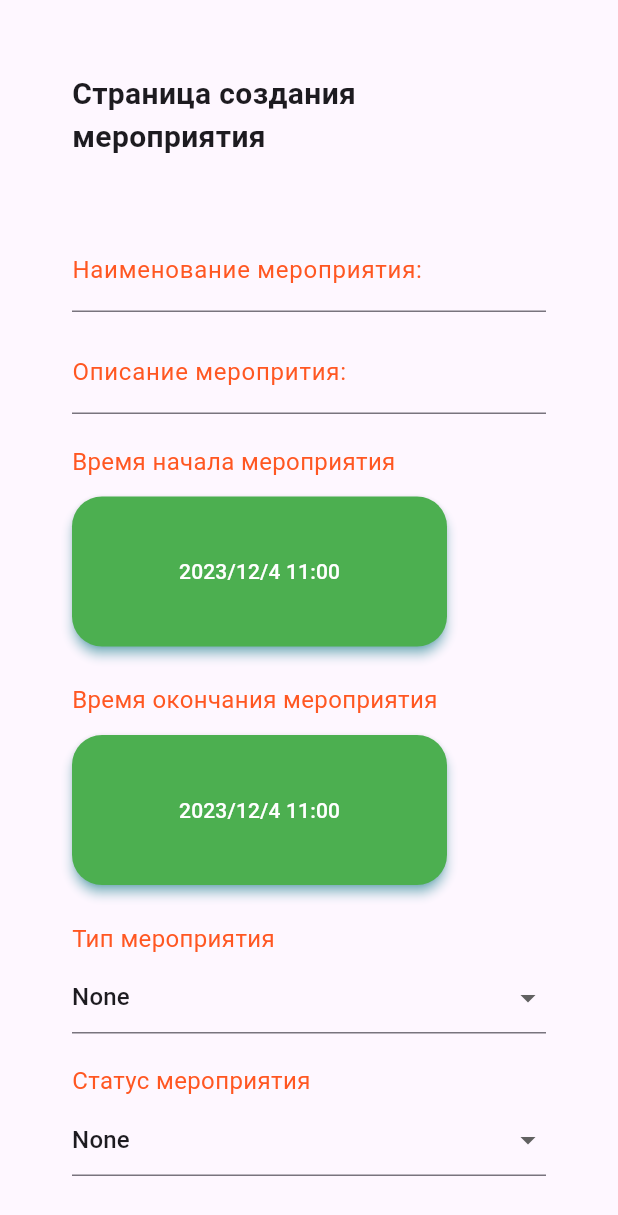
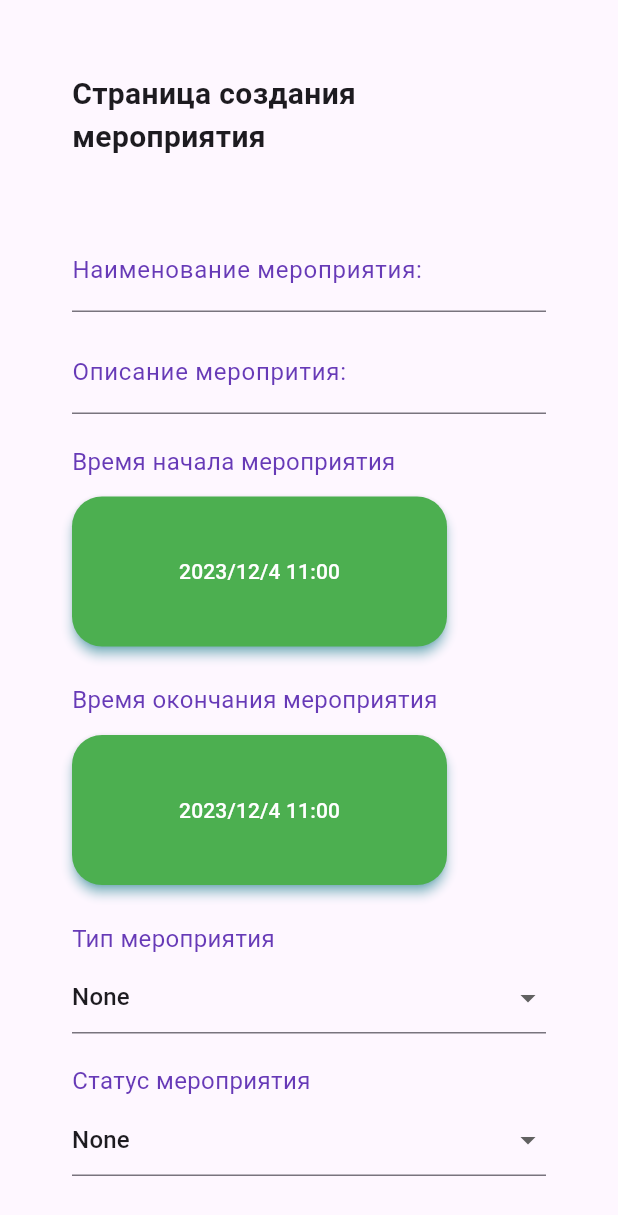
Before and after one commit to Tigeroff2002/ToDoCalendarClient, a Flutter app: the EventPlaceholderWidget widget shown alone on an empty page, opened directly, on a phone screen of 412 x 824 dp. Shown: the top 1215 px of the screen. Run offline on Flutter 3.47's test engine with Material 3 defaults, Android fonts, the light colour scheme and no system bars; our stand-ins replace shared_preferences, syncfusion_flutter_calendar; accounts and stored records are empty; network calls fail.

Commit message:
add arrows back and change input labels color

```diff
--- a/lib/add_widgets/EventPlaceholderWidget.dart
+++ b/lib/add_widgets/EventPlaceholderWidget.dart
@@ -282,7 +282,7 @@ class EventPlaceholderState extends State<EventPlaceholderWidget> {
                 decoration: InputDecoration(
                   labelText: 'Наименование мероприятия:',
                     labelStyle: TextStyle(
-                        color: Colors.deepOrange
+                        color: Colors.deepPurple
                     ),
                     errorText: !isCaptionValidated
                         ? 'Название мероприятия не может быть пустым'
@@ -296,7 +296,7 @@ class EventPlaceholderState extends State<EventPlaceholderWidget> {
                 decoration: InputDecoration(
                   labelText: 'Описание меропрития:',
                     labelStyle: TextStyle(
-                        color: Colors.deepOrange
+                        color: Colors.deepPurple
                     ),
                     errorText: !isDescriptionValidated
                         ? 'Описание мероприятия не может быть пустым'
@@ -306,7 +306,7 @@ class EventPlaceholderState extends State<EventPlaceholderWidget> {
               SizedBox(height: 20.0),
               Text(
                 'Время начала мероприятия',
-                style: TextStyle(fontSize: 16, color: Colors.deepOrange),
+                style: TextStyle(fontSize: 16, color: Colors.deepPurple),
               ),
               SizedBox(height: 12.0),
               ElevatedButton(
@@ -344,7 +344,7 @@ class EventPlaceholderState extends State<EventPlaceholderWidget> {
               SizedBox(height: 24.0),
               Text(
                 'Время окончания мероприятия',
-                style: TextStyle(fontSize: 16, color: Colors.deepOrange),
+                style: TextStyle(fontSize: 16, color: Colors.deepPurple),
               ),
               SizedBox(height: 12.0),
               TextButton(
@@ -392,13 +392,13 @@ class EventPlaceholderState extends State<EventPlaceholderWidget> {
               SizedBox(height: 24.0),
               Text(
                 'Тип мероприятия',
-                style: TextStyle(fontSize: 16, color: Colors.deepOrange),
+                style: TextStyle(fontSize: 16, color: Colors.deepPurple),
               ),
               SizedBox(height: 4.0),
               DropdownButtonFormField(
                   value: selectedEventType,
                   decoration: InputDecoration(
-                    labelStyle: TextStyle(fontSize: 16, color: Colors.deepOrange)
+                    labelStyle: TextStyle(fontSize: 16, color: Colors.deepPurple)
                   ),
                   items: eventTypes.map((String type){
                     return DropdownMenuItem(
@@ -413,7 +413,7 @@ class EventPlaceholderState extends State<EventPlaceholderWidget> {
               SizedBox(height: 20.0),
               Text(
                 'Статус мероприятия',
-                style: TextStyle(fontSize: 16, color: Colors.deepOrange),
+                style: TextStyle(fontSize: 16, color: Colors.deepPurple),
               ),
               SizedBox(height: 4.0),
               DropdownButtonFormField(
--- a/lib/add_widgets/GroupPlaceholderWidget.dart
+++ b/lib/add_widgets/GroupPlaceholderWidget.dart
@@ -145,7 +145,7 @@ class GroupPlaceholderState extends State<GroupPlaceholderWidget> {
                   labelText: 'Наименование группы:',
                     labelStyle: TextStyle(
                       fontSize: 16.0,
-                        color: Colors.deepOrange
+                        color: Colors.deepPurple
                     ),
                     errorText: !isNameValidated
                         ? 'Название группы не может быть пустым'
@@ -155,7 +155,7 @@ class GroupPlaceholderState extends State<GroupPlaceholderWidget> {
               SizedBox(height: 20.0),
               Text(
                 'Тип группы:',
-                style: TextStyle(fontSize: 16, color: Colors.deepOrange),
+                style: TextStyle(fontSize: 16, color: Colors.deepPurple),
               ),
               SizedBox(height: 8.0),
               DropdownButton(
--- a/lib/add_widgets/ReportPlaceholderWidget.dart
+++ b/lib/add_widgets/ReportPlaceholderWidget.dart
@@ -240,7 +240,7 @@ class ReportPlaceholderState extends State<ReportPlaceholderWidget> {
               SizedBox(height: 16.0),
               Text(
                 'Тип отчета',
-                style: TextStyle(fontSize: 20, color: Colors.deepOrange),
+                style: TextStyle(fontSize: 20, color: Colors.deepPurple),
               ),
               SizedBox(height: 4.0),
               DropdownButton(
@@ -258,7 +258,7 @@ class ReportPlaceholderState extends State<ReportPlaceholderWidget> {
               SizedBox(height: 16.0),
               Text(
                 'Время начала отчета',
-                style: TextStyle(fontSize: 16, color: Colors.deepOrange),
+                style: TextStyle(fontSize: 16, color: Colors.deepPurple),
               ),
               SizedBox(height: 12.0),
               ElevatedButton(
@@ -296,7 +296,7 @@ class ReportPlaceholderState extends State<ReportPlaceholderWidget> {
               SizedBox(height: 20.0),
               Text(
                 'Время окончания отчета',
-                style: TextStyle(fontSize: 16, color: Colors.deepOrange),
+                style: TextStyle(fontSize: 16, color: Colors.deepPurple),
               ),
               SizedBox(height: 12.0),
               TextButton(
--- a/lib/user_page.dart
+++ b/lib/user_page.dart
@@ -55,7 +55,7 @@ class _HomeState extends State<Home> {
         index: 3),
 
     ReportPlaceholderWidget(
-        color: Colors.deepOrangeAccent,
+        color: Colors.deepPurpleAccent,
         text: 'Страница создания нового отчета',
         index: 4)
   ];
```
Also changed, not shown: lib/add_widgets/TaskPlaceholderWidget.dart (+4 -4 lines), lib/authorization_page.dart (+11 -1 lines), lib/edit_widgets/EventEditingPageWidget.dart (+6 -6 lines), lib/edit_widgets/TaskEditingPageWidget.dart (+4 -4 lines), lib/login_page.dart (+12 -2 lines), lib/register_page.dart (+14 -5 lines).
